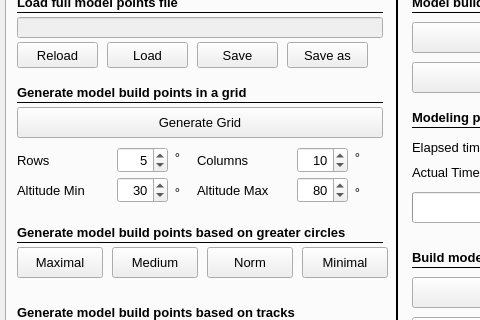
Above: mw4/gui/main.ui from mworion/MountWizzard4 before the change; both pictures show x 0 to 480 and y 185 to 505 of the 800 by 600 pixel window. Below: the same form after it.
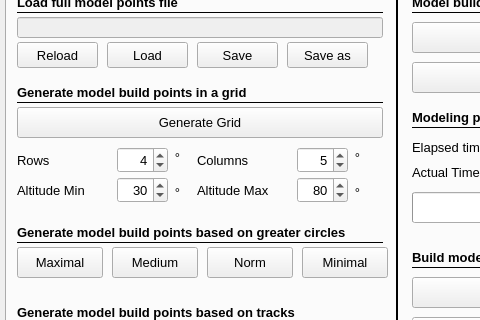
That is the form after the change.

Commit message: added range check in gui as well

Diff of the .ui file:
```diff
--- a/mw4/gui/main.ui
+++ b/mw4/gui/main.ui
@@ -7217,16 +7217,16 @@
       <number>0</number>
      </property>
      <property name="minimum">
-      <double>3.000000000000000</double>
+      <double>2.000000000000000</double>
      </property>
      <property name="maximum">
-      <double>10.000000000000000</double>
+      <double>8.000000000000000</double>
      </property>
      <property name="singleStep">
       <double>1.000000000000000</double>
      </property>
      <property name="value">
-      <double>5.000000000000000</double>
+      <double>4.000000000000000</double>
      </property>
     </widget>
     <widget class="Line" name="line_34">
@@ -7271,7 +7271,7 @@
       <number>0</number>
      </property>
      <property name="minimum">
-      <double>5.000000000000000</double>
+      <double>2.000000000000000</double>
      </property>
      <property name="maximum">
       <double>15.000000000000000</double>
@@ -7280,7 +7280,7 @@
       <double>1.000000000000000</double>
      </property>
      <property name="value">
-      <double>10.000000000000000</double>
+      <double>5.000000000000000</double>
      </property>
     </widget>
     <widget class="QPushButton" name="runFullModel">
```
Left out of the diff: 2 changed lines with no effect on the pictures. The commit also changes 1 other file.
